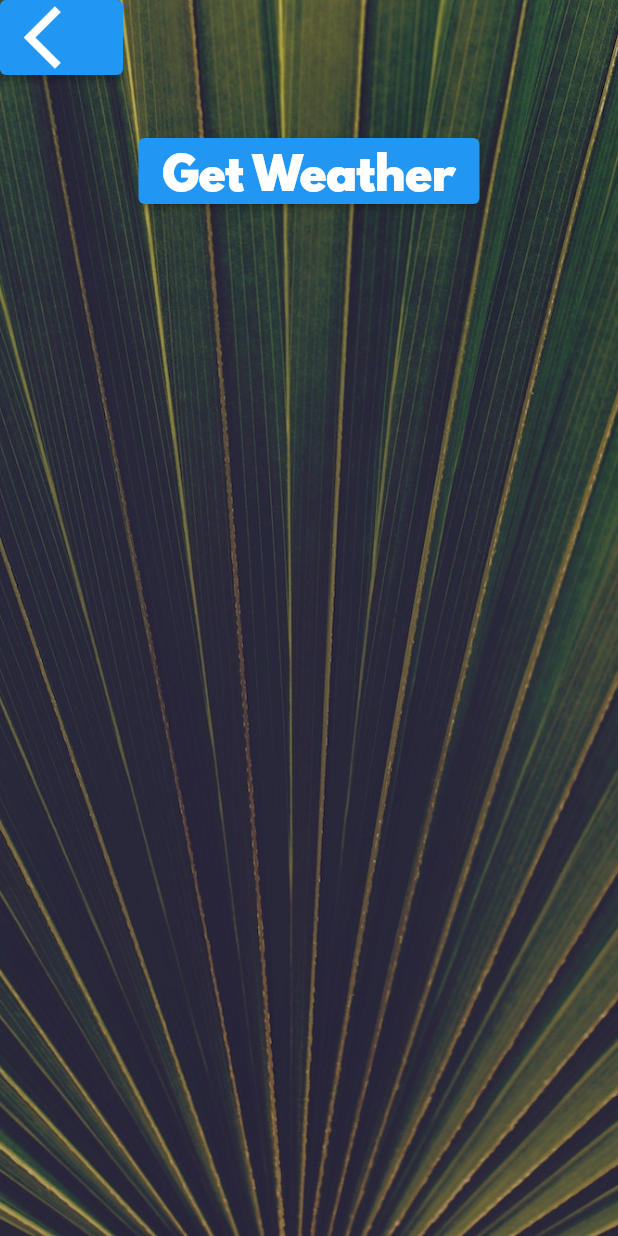
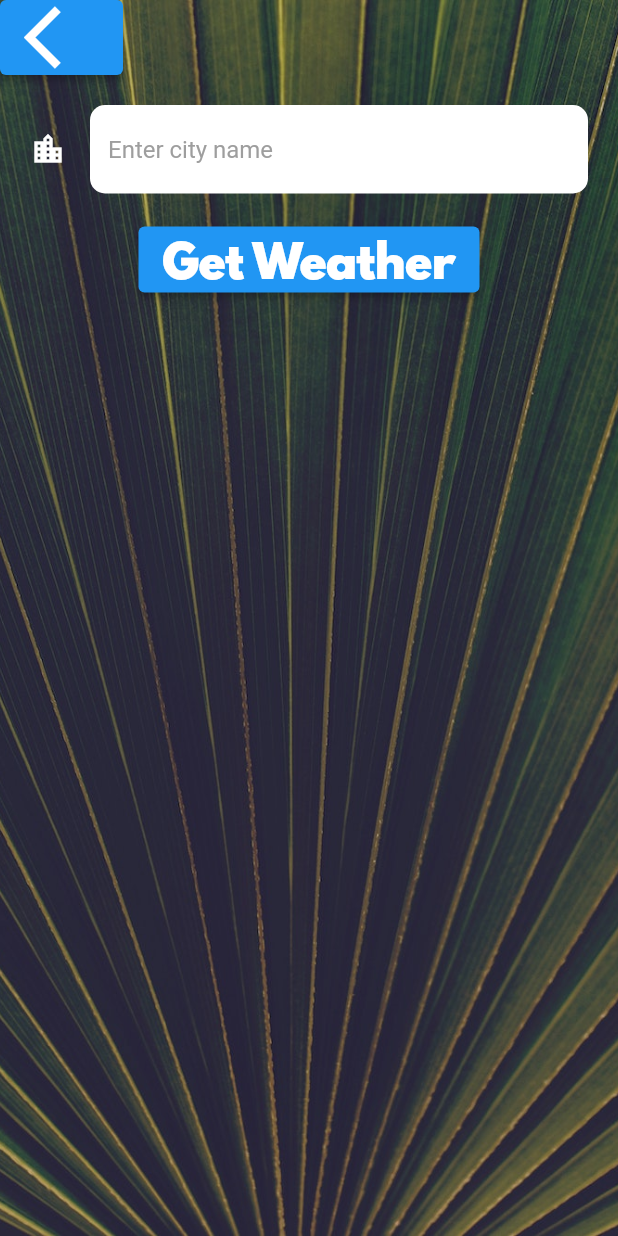
Before and after one commit to Uchencho/clima, a Flutter app: the CityScreen screen opened directly, on a phone screen of 412 x 824 dp. Run offline on Flutter 3.47's test engine with Material 2 defaults, Android fonts, the phone set to English and light mode, and no system bars; our stand-ins replace flutter_spinkit, geolocator; network calls fail.

Commit message:
completed app

```diff
--- a/lib/screens/city_screen.dart
+++ b/lib/screens/city_screen.dart
@@ -7,6 +7,8 @@ class CityScreen extends StatefulWidget {
 }
 
 class _CityScreenState extends State<CityScreen> {
+  String cityName;
+
   @override
   Widget build(BuildContext context) {
     return Scaffold(
@@ -24,7 +26,9 @@ class _CityScreenState extends State<CityScreen> {
               Align(
                 alignment: Alignment.topLeft,
                 child: ElevatedButton(
-                  onPressed: () {},
+                  onPressed: () {
+                    Navigator.pop(context);
+                  },
                   child: Icon(
                     Icons.arrow_back_ios,
                     size: 50.0,
@@ -33,10 +37,22 @@ class _CityScreenState extends State<CityScreen> {
               ),
               Container(
                 padding: EdgeInsets.all(20.0),
-                child: null,
+                child: TextField(
+                  style: TextStyle(color: Colors.black),
+                  decoration: kTextFieldDecoration,
+                  onChanged: (value) {
+                    cityName = value;
+                  },
+                ),
               ),
               ElevatedButton(
-                onPressed: () {},
+                onPressed: () {
+                  if (cityName == null) {
+                    print('No input:  $cityName');
+                    return;
+                  }
+                  Navigator.pop(context, cityName);
+                },
                 child: Text(
                   'Get Weather',
                   style: kButtonTextStyle,
--- a/lib/utilities/constants.dart
+++ b/lib/utilities/constants.dart
@@ -18,3 +18,18 @@ const kButtonTextStyle = TextStyle(
 const kConditionTextStyle = TextStyle(
   fontSize: 100.0,
 );
+
+const kTextFieldDecoration = InputDecoration(
+  filled: true,
+  fillColor: Colors.white,
+  icon: Icon(
+    Icons.location_city,
+    color: Colors.white,
+  ),
+  hintText: 'Enter city name',
+  hintStyle: TextStyle(color: Colors.grey),
+  border: OutlineInputBorder(
+    borderRadius: BorderRadius.all(Radius.circular(10.0)),
+    borderSide: BorderSide.none,
+  ),
+);
--- a/pubspec.yaml
+++ b/pubspec.yaml
@@ -15,6 +15,7 @@ dependencies:
   cupertino_icons: ^1.0.0
   geolocator: ^7.0.1
   http: ^0.13.1
+  flutter_spinkit: ^5.0.0
 
 dev_dependencies:
   flutter_test:
```
Also changed, not shown: lib/screens/loading_screen.dart (+17 -15 lines), lib/screens/location_screen.dart (+58 -5 lines), lib/services/networking.dart (+13 -2 lines), lib/services/weather.dart (+22 -0 lines), pubspec.lock.
